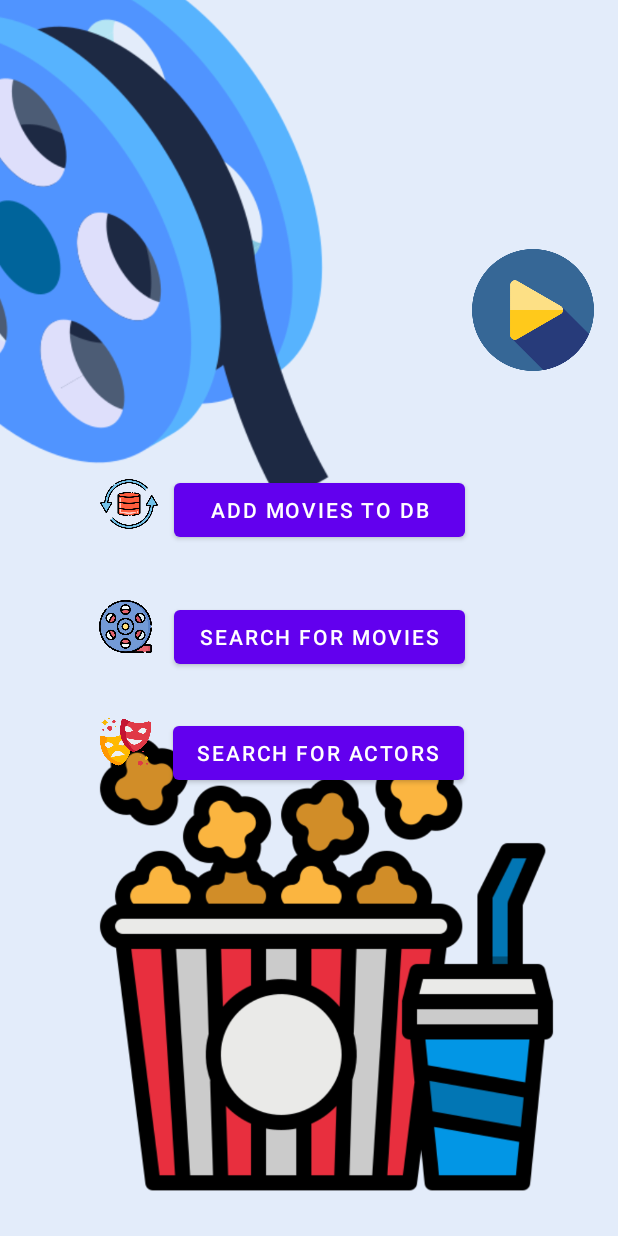
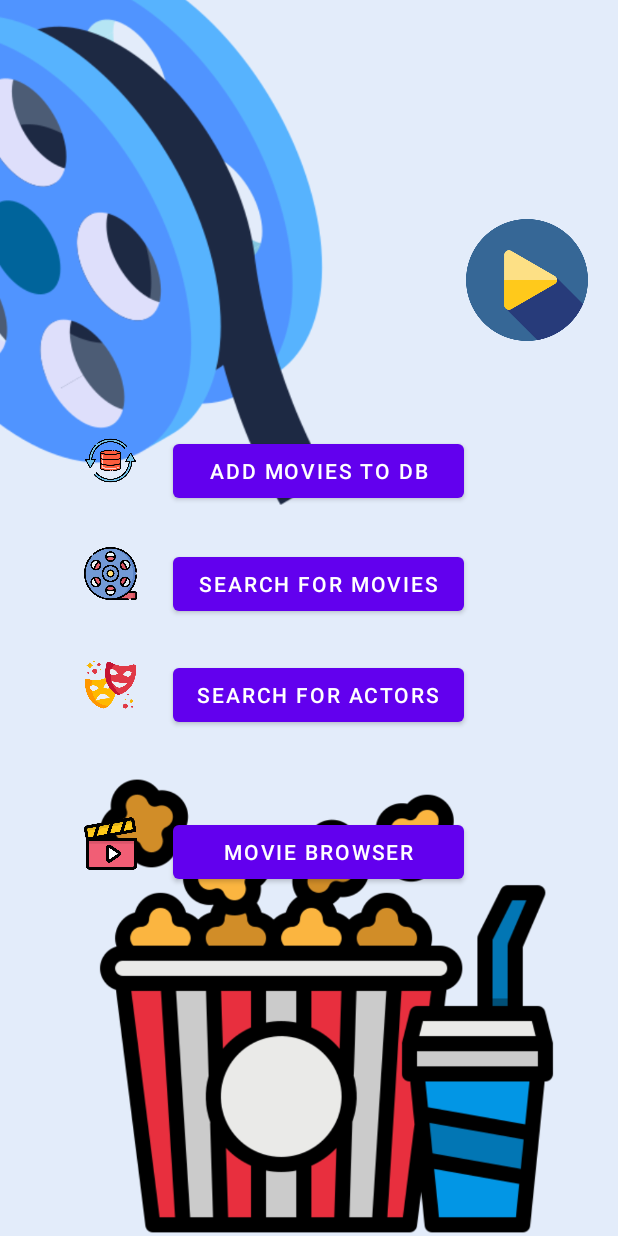
Before and after one commit to Janithabhayarathna/Movie-App, an Android app: the screen it shows after launch (MainActivity), on a phone screen of 412 x 824 dp. Run offline under Robolectric (Android 15) with nearby library versions, the light colour scheme and no system bars; our stand-ins replace Room's generated code.

Commit message:
Completed the browse movie function and updated the UI.

```diff
--- a/app/src/main/java/com/example/movieapp/MainActivity.kt
+++ b/app/src/main/java/com/example/movieapp/MainActivity.kt
@@ -22,6 +22,7 @@ class MainActivity : AppCompatActivity() {
         val addMovie = findViewById<Button>(R.id.addMovie)
         val searchMovie = findViewById<Button>(R.id.searchMovie)
         val searchActor = findViewById<Button>(R.id.searchActor)
+        val browser = findViewById<Button>(R.id.btnBrowser)
 
         // Add a movie
         addMovie.setOnClickListener {
@@ -121,6 +122,11 @@ class MainActivity : AppCompatActivity() {
             val actorWindow = Intent(this, SearchActors::class.java)
             startActivity(actorWindow)
         }
+
+        browser.setOnClickListener {
+            val browserWindow = Intent(this, MovieBrowser::class.java)
+            startActivity(browserWindow)
+        }
     }
 
 }
--- a/app/src/main/res/layout/activity_main.xml
+++ b/app/src/main/res/layout/activity_main.xml
@@ -14,10 +14,10 @@
         android:text="Add Movies to DB"
         app:layout_constraintBottom_toBottomOf="parent"
         app:layout_constraintEnd_toEndOf="parent"
-        app:layout_constraintHorizontal_bias="0.533"
+        app:layout_constraintHorizontal_bias="0.529"
         app:layout_constraintStart_toStartOf="parent"
         app:layout_constraintTop_toTopOf="parent"
-        app:layout_constraintVertical_bias="0.407" />
+        app:layout_constraintVertical_bias="0.374" />
 
     <Button
         android:id="@+id/searchMovie"
@@ -26,10 +26,10 @@
         android:text="Search for Movies"
         app:layout_constraintBottom_toBottomOf="parent"
         app:layout_constraintEnd_toEndOf="parent"
-        app:layout_constraintHorizontal_bias="0.531"
+        app:layout_constraintHorizontal_bias="0.529"
         app:layout_constraintStart_toStartOf="parent"
         app:layout_constraintTop_toTopOf="parent"
-        app:layout_constraintVertical_bias="0.516" />
+        app:layout_constraintVertical_bias="0.471" />
 
     <Button
         android:id="@+id/searchActor"
@@ -41,7 +41,7 @@
         app:layout_constraintHorizontal_bias="0.529"
         app:layout_constraintStart_toStartOf="parent"
         app:layout_constraintTop_toTopOf="parent"
-        app:layout_constraintVertical_bias="0.616" />
+        app:layout_constraintVertical_bias="0.566" />
 
     <ImageView
         android:id="@+id/imageView4"
@@ -57,7 +57,7 @@
         android:id="@+id/imageView5"
         android:layout_width="322dp"
         android:layout_height="445dp"
-        android:layout_marginTop="420dp"
+        android:layout_marginTop="448dp"
         app:layout_constraintEnd_toEndOf="parent"
         app:layout_constraintHorizontal_bias="0.629"
         app:layout_constraintStart_toStartOf="parent"
@@ -70,10 +70,10 @@
         android:layout_height="35sp"
         app:layout_constraintBottom_toBottomOf="parent"
         app:layout_constraintEnd_toEndOf="parent"
-        app:layout_constraintHorizontal_bias="0.175"
+        app:layout_constraintHorizontal_bias="0.148"
         app:layout_constraintStart_toStartOf="parent"
         app:layout_constraintTop_toTopOf="parent"
-        app:layout_constraintVertical_bias="0.604"
+        app:layout_constraintVertical_bias="0.556"
         app:srcCompat="@drawable/actors" />
 
     <ImageView
@@ -82,32 +82,53 @@
         android:layout_height="35sp"
         app:layout_constraintBottom_toBottomOf="parent"
         app:layout_constraintEnd_toEndOf="parent"
-        app:layout_constraintHorizontal_bias="0.175"
+        app:layout_constraintHorizontal_bias="0.148"
         app:layout_constraintStart_toStartOf="parent"
         app:layout_constraintTop_toTopOf="parent"
-        app:layout_constraintVertical_bias="0.507"
+        app:layout_constraintVertical_bias="0.462"
         app:srcCompat="@drawable/movie" />
 
     <ImageView
         android:id="@+id/imageView8"
-        android:layout_width="40sp"
-        android:layout_height="40sp"
+        android:layout_width="35sp"
+        android:layout_height="35sp"
         app:layout_constraintBottom_toBottomOf="parent"
         app:layout_constraintEnd_toEndOf="parent"
-        app:layout_constraintHorizontal_bias="0.177"
+        app:layout_constraintHorizontal_bias="0.148"
         app:layout_constraintStart_toStartOf="parent"
         app:layout_constraintTop_toTopOf="parent"
-        app:layout_constraintVertical_bias="0.403"
+        app:layout_constraintVertical_bias="0.367"
         app:srcCompat="@drawable/db" />
 
     <ImageView
         android:id="@+id/imageView11"
         android:layout_width="81dp"
         android:layout_height="85dp"
-        android:layout_marginTop="164dp"
-        android:layout_marginEnd="16dp"
+        android:layout_marginTop="144dp"
+        android:layout_marginEnd="20dp"
         app:layout_constraintEnd_toEndOf="parent"
         app:layout_constraintTop_toTopOf="parent"
         app:srcCompat="@drawable/playbtn" />
 
+    <Button
+        android:id="@+id/btnBrowser"
+        android:layout_width="194dp"
+        android:layout_height="wrap_content"
+        android:layout_marginBottom="232dp"
+        android:text="Movie Browser"
+        app:layout_constraintBottom_toBottomOf="parent"
+        app:layout_constraintEnd_toEndOf="parent"
+        app:layout_constraintHorizontal_bias="0.529"
+        app:layout_constraintStart_toStartOf="parent" />
+
+    <ImageView
+        android:id="@+id/imageView"
+        android:layout_width="35sp"
+        android:layout_height="35sp"
+        android:layout_marginStart="56dp"
+        android:layout_marginBottom="244dp"
+        app:layout_constraintBottom_toBottomOf="parent"
+        app:layout_constraintStart_toStartOf="parent"
+        app:srcCompat="@drawable/player" />
+
 </androidx.constraintlayout.widget.ConstraintLayout>
```
Also changed, not shown: app/src/main/AndroidManifest.xml (+12 -0 lines), app/src/main/java/com/example/movieapp/MovieBrowser.kt (added, +114 -0 lines), app/src/main/res/layout-land/activity_movie_browser.xml (added, +91 -0 lines), app/src/main/res/layout/activity_movie_browser.xml (added, +92 -0 lines), app/src/main/res/drawable/browser.png (added), app/src/main/res/drawable/cinema.png (added), app/src/main/res/drawable/play.png (added), app/src/main/res/drawable/player.png (added).
